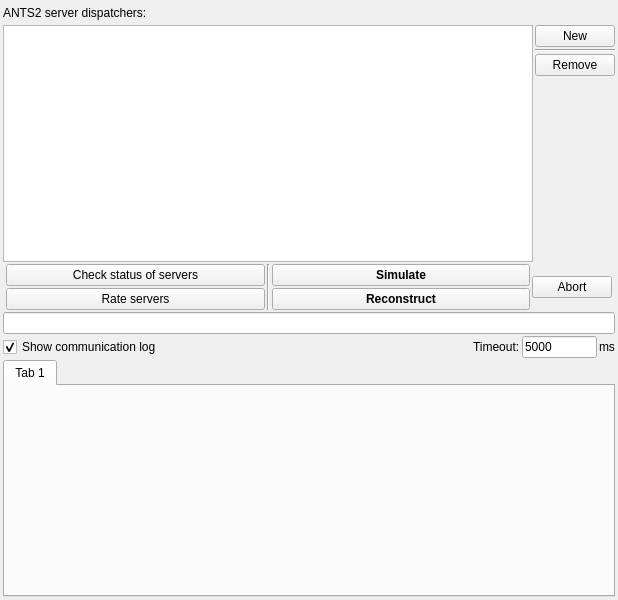
This is src/gui/aremotewindow.ui in andrmor/ANTS2 as Qt 5 draws it before an edit. The edited form follows.
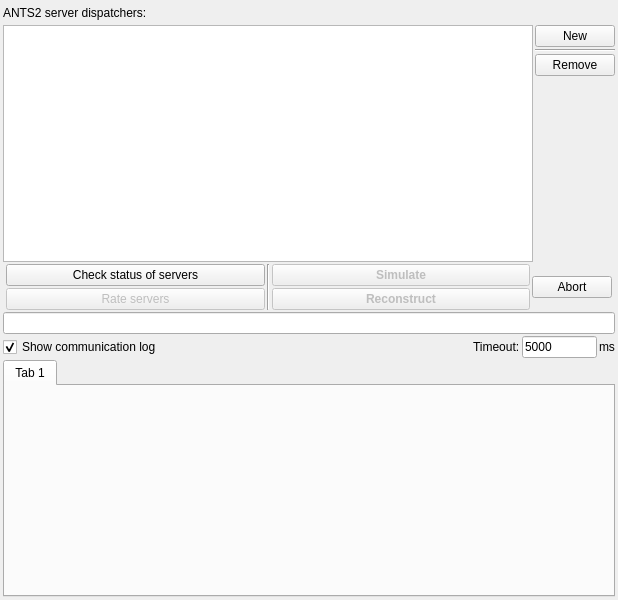
This is the edited form.

Diff of the .ui file:
```diff
--- a/src/gui/aremotewindow.ui
+++ b/src/gui/aremotewindow.ui
@@ -139,6 +139,12 @@
         </item>
         <item>
          <widget class="QPushButton" name="pbRateServers">
+          <property name="enabled">
+           <bool>false</bool>
+          </property>
+          <property name="toolTip">
+           <string>Find relative speed of servers to be used in division of load</string>
+          </property>
           <property name="text">
            <string>Rate servers</string>
           </property>
@@ -157,6 +163,9 @@
        <layout class="QVBoxLayout" name="verticalLayout_2">
         <item>
          <widget class="QPushButton" name="pbSimulate">
+          <property name="enabled">
+           <bool>false</bool>
+          </property>
           <property name="sizePolicy">
            <sizepolicy hsizetype="Expanding" vsizetype="Fixed">
             <horstretch>0</horstretch>
@@ -182,6 +191,9 @@
         </item>
         <item>
          <widget class="QPushButton" name="pbReconstruct">
+          <property name="enabled">
+           <bool>false</bool>
+          </property>
           <property name="sizePolicy">
            <sizepolicy hsizetype="Expanding" vsizetype="Fixed">
             <horstretch>0</horstretch>
```
Left out of the diff: 20 changed lines with no effect on the pictures.
